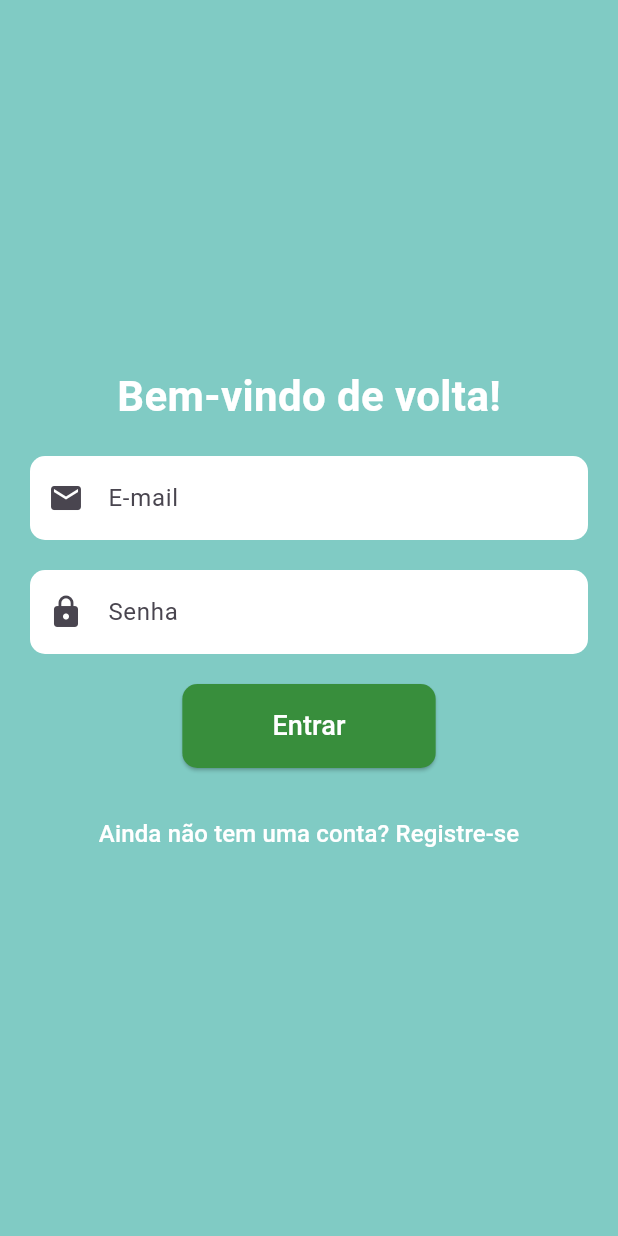
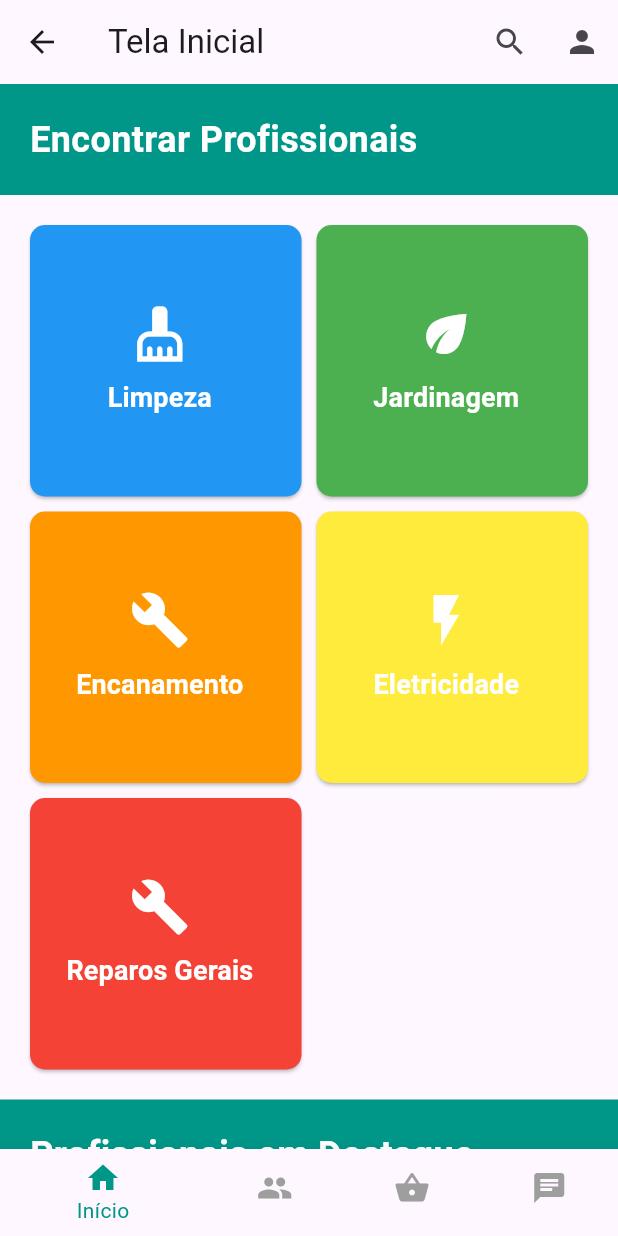
Before and after one commit to allen-21/sistema_de_prestacao_de_servicos_domesticos_front_end, a Flutter app: the TelaLogin screen opened directly, after a tap on "Entrar", on a phone screen of 412 x 824 dp. Run offline on Flutter 3.47's test engine with Material 3 defaults, Android fonts, the phone set to English and light mode, and no system bars.

Commit message:
Tela Inicial Cliente

```diff
--- /dev/null
+++ b/lib/view/tela_inicial_cliente.dart
@@ -0,0 +1,222 @@
+import 'package:flutter/material.dart';
+
+class TelaInicialCliente extends StatelessWidget {
+  @override
+  Widget build(BuildContext context) {
+    return Scaffold(
+      appBar: AppBar(
+        title: Text('Tela Inicial'),
+        actions: [
+          IconButton(
+            icon: Icon(Icons.search),
+            onPressed: () {
+              // Lógica para navegar para a tela de pesquisa
+            },
+          ),
+          IconButton(
+            icon: Icon(Icons.person), // Alteração do ícone para o perfil do usuário
+            onPressed: () {
+              // Lógica para navegar para o perfil do usuário
+            },
+          ),
+        ],
+      ),
+      body: SingleChildScrollView(
+        child: Column(
+          crossAxisAlignment: CrossAxisAlignment.stretch,
+          children: [
+            Container(
+              padding: EdgeInsets.all(20.0),
+              color: Colors.teal,
+              child: Text(
+                'Encontrar Profissionais',
+                style: TextStyle(
+                  fontSize: 24,
+                  fontWeight: FontWeight.bold,
+                  color: Colors.white,
+                ),
+              ),
+            ),
+            SizedBox(height: 20),
+            Container(
+              padding: EdgeInsets.symmetric(horizontal: 20.0),
+              child: GridView.builder(
+                shrinkWrap: true,
+                physics: NeverScrollableScrollPhysics(),
+                gridDelegate: SliverGridDelegateWithFixedCrossAxisCount(
+                  crossAxisCount: 2,
+                  mainAxisSpacing: 10.0,
+                  crossAxisSpacing: 10.0,
+                ),
+                itemCount: categorias.length,
+                itemBuilder: (context, index) {
+                  return ElevatedButton.icon(
+                    onPressed: () {
+                      // Lógica para navegar para a categoria selecionada
+                    },
+                    icon: Column(
+                      mainAxisAlignment: MainAxisAlignment.center,
+                      children: [
+                        Icon(
+                          categorias[index].icone,
+                          size: 40,
+                        ),
+                        SizedBox(height: 10),
+                        Text(
+                          categorias[index].titulo,
+                          style: TextStyle(
+                            fontSize: 18,
+                            fontWeight: FontWeight.bold,
+                          ),
+                        ),
+                      ],
+                    ),
+                    label: SizedBox.shrink(),
+                    style: ButtonStyle(
+                      backgroundColor: MaterialStateProperty.all<Color>(
+                        categorias[index].cor,
+                      ),
+                      foregroundColor: MaterialStateProperty.all<Color>(
+                        Colors.white,
+                      ),
+                      padding: MaterialStateProperty.all<EdgeInsets>(
+                        EdgeInsets.all(20.0),
+                      ),
+                      shape: MaterialStateProperty.all<OutlinedBorder>(
+                        RoundedRectangleBorder(
+                          borderRadius: BorderRadius.circular(10.0),
+                        ),
+                      ),
+                    ),
+                  );
+                },
+              ),
+            ),
+            SizedBox(height: 20),
+            Container(
+              padding: EdgeInsets.all(20.0),
+              color: Colors.teal,
+              child: Text(
+                'Profissionais em Destaque',
+                style: TextStyle(
+                  fontSize: 24,
+                  fontWeight: FontWeight.bold,
+                  color: Colors.white,
+                ),
+              ),
+            ),
+            SizedBox(height: 20),
+            GestureDetector(
+              onHorizontalDragUpdate: (details) {
+                // Lógica para rolar os profissionais em destaque
+              },
+              child: SingleChildScrollView(
+                scrollDirection: Axis.horizontal,
+                child: Row(
+                  children: [
+                    SizedBox(width: 20),
+                    ...List.generate(
+                      5,
+                      (index) => Card(
+                        child: Column(
+                          crossAxisAlignment: CrossAxisAlignment.center,
+                          children: [
+                            Container(
+                              height: 120,
+                              width: 120,
+                              color: Colors.grey[300],
+                              child: Align(
+                                alignment: Alignment.center,
+                                child: Icon(
+                                  Icons.person,
+                                  size: 60,
+                                ),
+                              ),
+                            ),
+                            SizedBox(height: 10),
+                            Text(
+                              'Nome do Profissional $index',
+                              style: TextStyle(
+                                fontWeight: FontWeight.bold,
+                              ),
+                            ),
+                            Text('Serviço Oferecido'),
+                            Text('Avaliação: 4.5'),
+                          ],
+                        ),
+                      ),
+                    ),
+                    SizedBox(width: 20),
+                  ],
+                ),
+              ),
+            ),
+          ],
+        ),
+      ),
+      bottomNavigationBar: BottomNavigationBar(
+        items: [
+          BottomNavigationBarItem(
+            icon: Icon(Icons.home),
+            label: 'Início',
+          ),
+          BottomNavigationBarItem(
+            icon: Icon(Icons.people), // Alteração do ícone para profissionais
+            label: 'Profissionais',
+          ),
+          BottomNavigationBarItem(
+            icon: Icon(Icons.shopping_basket), // Alteração do ícone para o carrinho
+            label: 'Serviços Solicitados',
+          ),
+          BottomNavigationBarItem(
+            icon: Icon(Icons.chat), // Alteração do ícone para o chat
+            label: 'Chat',
+          ),
+        ],
+        selectedItemColor: Colors.teal,
+        unselectedItemColor: Colors.grey,
+        backgroundColor: Colors.white,
+      ),
+    );
+  }
+}
+
+class Categoria {
+  final String titulo;
+  final IconData icone;
+  final Color cor;
+
+  Categoria({
+    required this.titulo,
+    required this.icone,
+    required this.cor,
+  });
+}
+
+List<Categoria> categorias = [
+  Categoria(
+    titulo: 'Limpeza',
+    icone: Icons.cleaning_services,
+    cor: Colors.blue,
+  ),
+  Categoria(
+    titulo: 'Jardinagem',
+    icone: Icons.eco,
+    cor: Colors.green,
+  ),
+  Categoria(
+    titulo: 'Encanamento',
+    icone: Icons.build,
+    cor: Colors.orange,
+  ),
+  Categoria(
+    titulo: 'Eletricidade',
+    icone: Icons.flash_on,
+    cor: Colors.yellow,
+  ),
+  Categoria(
+    titulo: 'Reparos Gerais',
+    icone: Icons.build,
+    cor: Colors.red,
+  ),
+];
--- a/lib/view/tela_login.dart
+++ b/lib/view/tela_login.dart
@@ -1,6 +1,6 @@
 import 'package:flutter/material.dart';
-
 import 'tela_cadastro.dart';
+import 'tela_inicial_cliente.dart';
 
 
 class TelaLogin extends StatelessWidget {
@@ -52,7 +52,10 @@ class TelaLogin extends StatelessWidget {
               SizedBox(height: 20),
               ElevatedButton(
                 onPressed: () {
-                  // Adicione a lógica de login aqui
+                    Navigator.push(
+                      context,
+                      MaterialPageRoute(builder: (context) => TelaInicialCliente ()),
+                    );
                 },
                 style: ButtonStyle(
                   backgroundColor: MaterialStateProperty.all(Colors.green[700]),
```
Also changed, not shown: lib/view/tela_boas_vindas.dart (line endings or trailing spaces).
